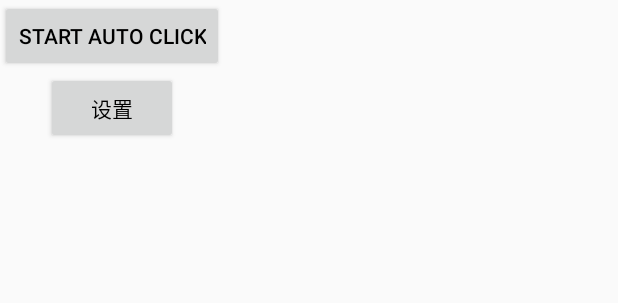
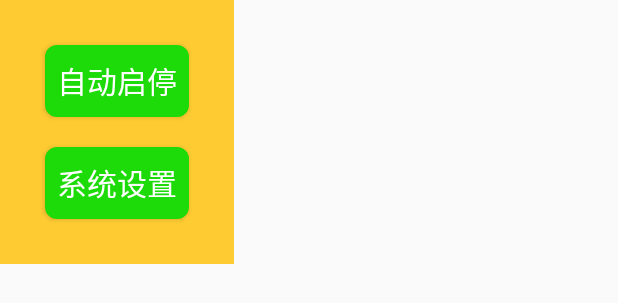
Before and after one commit to MoMoWait/AutoMiniProgram, an Android app: the layout floatingwindow.xml on its own in the app's theme, with its tools: preview values and no code run, on a phone screen of 412 x 824 dp. Shown: the top 303 px of the screen. Run offline under Robolectric (Android 15) with nearby library versions, the phone set to English and light mode, and no system bars.

Commit message:
Update floating window.
Signed-off-by: fly.gao <18396189097@163.com>

```diff
--- a/app/src/main/res/layout/floatingwindow.xml
+++ b/app/src/main/res/layout/floatingwindow.xml
@@ -3,22 +3,26 @@
     android:layout_width="wrap_content"
     android:layout_height="wrap_content"
     android:orientation="vertical"
-    android:id="@+id/floating_view">
+    android:id="@+id/floating_view"
+    android:background="@color/yellow"
+    android:padding="20dp">
 
     <Button
         android:id="@+id/main_item_test_stop"
+        style="@style/common_btn"
         android:layout_width="wrap_content"
         android:layout_height="wrap_content"
         android:layout_gravity="center_horizontal"
         android:text="@string/start_auto_click"
-        android:textColor="@android:color/black"/>
+        android:textColor="@android:color/white"/>
 
     <Button
         android:id="@+id/btn_setting"
+        style="@style/common_btn"
         android:layout_width="wrap_content"
         android:layout_height="wrap_content"
         android:layout_gravity="center_horizontal"
-        android:text="@string/setting"
-        android:textColor="@android:color/black"/>
+        android:text="@string/system_setting"
+        android:textColor="@android:color/white" />
 
 </LinearLayout>
--- a/app/src/main/res/values/strings.xml
+++ b/app/src/main/res/values/strings.xml
@@ -115,5 +115,6 @@
     <string name="enter_vaild_code">输入验证码</string>
     <string name="notifiaction">通知</string>
     <string name="setting">设置</string>
-    <string name="start_auto_click">Start auto click</string>
+    <string name="start_auto_click">自动启停</string>
+    <string name="system_setting">系统设置</string>
 </resources>
```
Also changed, not shown: app/src/main/java/cn/edu/fjnu/autominiprogram/service/FloatingwindowService.java (+4 -5 lines).
